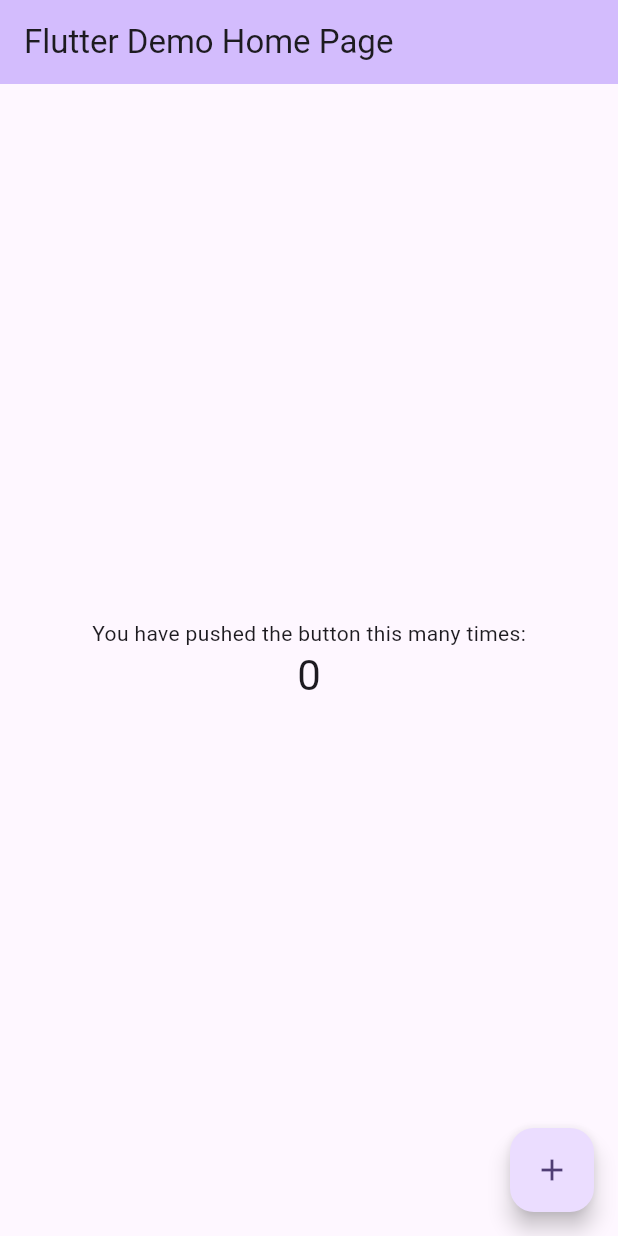
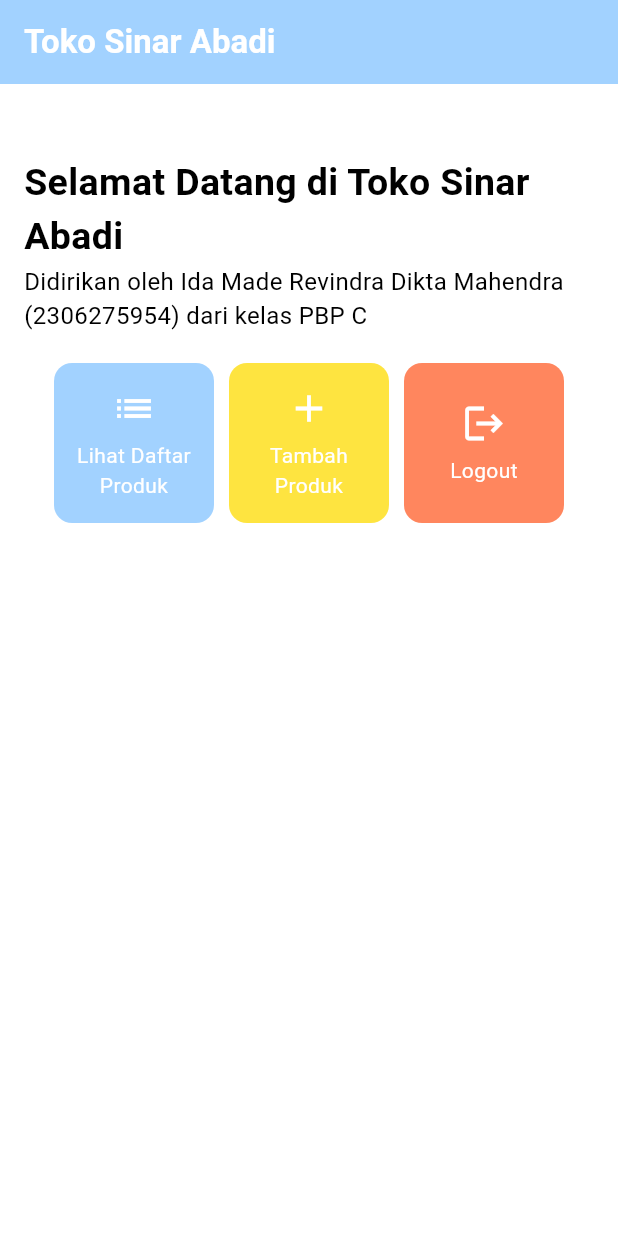
Before and after one commit to perutkenyang789/sinar-abadi-mobile, a Flutter app: the screen it shows after launch, on a phone screen of 412 x 824 dp. Run offline on Flutter 3.47's test engine with Material 3 defaults, Android fonts, the light colour scheme and no system bars.

Commit message:
Penyelesaian Tugas 7

```diff
--- a/lib/main.dart
+++ b/lib/main.dart
@@ -1,4 +1,5 @@
 import 'package:flutter/material.dart';
+import 'package:sinar_abadi_mobile/menu.dart';
 
 void main() {
   runApp(const MyApp());
@@ -28,98 +29,15 @@
         //
         // This works for code too, not just values: Most code changes can be
         // tested with just a hot reload.
-        colorScheme: ColorScheme.fromSeed(seedColor: Colors.deepPurple),
+        colorScheme: ColorScheme.fromSwatch(
+          primarySwatch: Colors.blue,
+        ).copyWith(
+          secondary: const Color(0xFFA2D2FF),
+          tertiary: const Color(0xFFFEE440),
+        ),
         useMaterial3: true,
       ),
-      home: const MyHomePage(title: 'Flutter Demo Home Page'),
+      home: MyHomePage(),
     );
   }
 }
-
-class MyHomePage extends StatefulWidget {
-  const MyHomePage({super.key, required this.title});
-
-  // This widget is the home page of your application. It is stateful, meaning
-  // that it has a State object (defined below) that contains fields that affect
-  // how it looks.
-
-  // This class is the configuration for the state. It holds the values (in this
-  // case the title) provided by the parent (in this case the App widget) and
-  // used by the build method of the State. Fields in a Widget subclass are
-  // always marked "final".
-
-  final String title;
-
-  @override
-  State<MyHomePage> createState() => _MyHomePageState();
-}
-
-class _MyHomePageState extends State<MyHomePage> {
-  int _counter = 0;
-
-  void _incrementCounter() {
-    setState(() {
-      // This call to setState tells the Flutter framework that something has
-      // changed in this State, which causes it to rerun the build method below
-      // so that the display can reflect the updated values. If we changed
-      // _counter without calling setState(), then the build method would not be
-      // called again, and so nothing would appear to happen.
-      _counter++;
-    });
-  }
-
-  @override
-  Widget build(BuildContext context) {
-    // This method is rerun every time setState is called, for instance as done
-    // by the _incrementCounter method above.
-    //
-    // The Flutter framework has been optimized to make rerunning build methods
-    // fast, so that you can just rebuild anything that needs updating rather
-    // than having to individually change instances of widgets.
-    return Scaffold(
-      appBar: AppBar(
-        // TRY THIS: Try changing the color here to a specific color (to
-        // Colors.amber, perhaps?) and trigger a hot reload to see the AppBar
-        // change color while the other colors stay the same.
-        backgroundColor: Theme.of(context).colorScheme.inversePrimary,
-        // Here we take the value from the MyHomePage object that was created by
-        // the App.build method, and use it to set our appbar title.
-        title: Text(widget.title),
-      ),
-      body: Center(
-        // Center is a layout widget. It takes a single child and positions it
-        // in the middle of the parent.
-        child: Column(
-          // Column is also a layout widget. It takes a list of children and
-          // arranges them vertically. By default, it sizes itself to fit its
-          // children horizontally, and tries to be as tall as its parent.
-          //
-          // Column has various properties to control how it sizes itself and
-          // how it positions its children. Here we use mainAxisAlignment to
-          // center the children vertically; the main axis here is the vertical
-          // axis because Columns are vertical (the cross axis would be
-          // horizontal).
-          //
-          // TRY THIS: Invoke "debug painting" (choose the "Toggle Debug Paint"
-          // action in the IDE, or press "p" in the console), to see the
-          // wireframe for each widget.
-          mainAxisAlignment: MainAxisAlignment.center,
-          children: <Widget>[
-            const Text(
-              'You have pushed the button this many times:',
-            ),
-            Text(
-              '$_counter',
-              style: Theme.of(context).textTheme.headlineMedium,
-            ),
-          ],
-        ),
-      ),
-      floatingActionButton: FloatingActionButton(
-        onPressed: _incrementCounter,
-        tooltip: 'Increment',
-        child: const Icon(Icons.add),
-      ), // This trailing comma makes auto-formatting nicer for build methods.
-    );
-  }
-}
--- /dev/null
+++ b/lib/menu.dart
@@ -0,0 +1,162 @@
+import 'package:flutter/material.dart';
+
+class MyHomePage extends StatelessWidget {
+  final String npm = '2306275954'; // NPM
+  final String name = 'Ida Made Revindra Dikta Mahendra'; // Nama
+  final String className = 'PBP C'; // Kelas
+
+  final List<ItemHomepage> items = [
+    ItemHomepage("Lihat Daftar Produk", Icons.list, const Color(0xFFA2D2FF)),
+    ItemHomepage("Tambah Produk", Icons.add, const Color(0xFFFEE440)),
+    ItemHomepage("Logout", Icons.logout, const Color(0xFFFF865E)),
+  ];
+
+  MyHomePage({super.key});
+
+  @override
+  Widget build(BuildContext context) {
+    // Scaffold menyediakan struktur dasar halaman dengan AppBar dan body.
+    return Scaffold(
+      // AppBar adalah bagian atas halaman yang menampilkan judul.
+      appBar: AppBar(
+        // Judul aplikasi "Mental Health Tracker" dengan teks putih dan tebal.
+        title: const Text(
+          'Toko Sinar Abadi',
+          style: TextStyle(
+            color: Colors.white,
+            fontWeight: FontWeight.bold,
+          ),
+        ),
+        // Warna latar belakang AppBar diambil dari skema warna tema aplikasi.
+        backgroundColor: Theme.of(context).colorScheme.secondary,
+      ),
+      // Body halaman dengan padding di sekelilingnya.
+      body: Padding(
+        padding: const EdgeInsets.all(16.0),
+        // Menyusun widget secara vertikal dalam sebuah kolom.
+        child: Column(
+          crossAxisAlignment: CrossAxisAlignment.center,
+          children: [
+            // Memberikan jarak vertikal 16 unit.
+            const SizedBox(height: 16.0),
+
+            // Menempatkan widget berikutnya di tengah halaman.
+            Center(
+              child: Column(
+                // Menyusun teks dan grid item secara vertikal.
+
+                children: [
+                  // Menampilkan teks sambutan dengan gaya tebal dan ukuran 18.
+                  Padding(
+                      padding: EdgeInsets.only(top: 16.0),
+                      child: Column(
+                        children: [
+                          Text(
+                            'Selamat Datang di Toko Sinar Abadi',
+                            style: TextStyle(
+                              fontWeight: FontWeight.bold,
+                              fontSize: 25.0,
+                            ),
+                          ),
+                          Text(
+                            'Didirikan oleh $name ($npm) dari kelas $className',
+                            style: TextStyle(
+                              fontSize: 16.0,
+                            ),
+                          ),
+                        ],
+                      )),
+
+                  // Grid untuk menampilkan ItemCard dalam bentuk grid 3 kolom.
+                  GridView.count(
+                    primary: true,
+                    padding: const EdgeInsets.all(20),
+                    crossAxisSpacing: 10,
+                    mainAxisSpacing: 10,
+                    crossAxisCount: 3,
+                    // Agar grid menyesuaikan tinggi kontennya.
+                    shrinkWrap: true,
+
+                    // Menampilkan ItemCard untuk setiap item dalam list items.
+                    children: items.map((ItemHomepage item) {
+                      return ItemCard(item);
+                    }).toList(),
+                  ),
+                ],
+              ),
+            ),
+          ],
+        ),
+      ),
+    );
+  }
+}
+
+class ItemHomepage {
+  final String name;
+  final IconData icon;
+  final Color color;
+
+  ItemHomepage(this.name, this.icon, this.color);
+}
+
+class ItemCard extends StatelessWidget {
+  // Menampilkan kartu dengan ikon dan nama.
+
+  final ItemHomepage item;
+
+  const ItemCard(this.item, {super.key});
+
+  @override
+  Widget build(BuildContext context) {
+    return Material(
+      // Menentukan warna latar belakang dari tema aplikasi.
+      color: item.color,
+      // Membuat sudut kartu melengkung.
+      borderRadius: BorderRadius.circular(12),
+
+      child: InkWell(
+        // Aksi ketika kartu ditekan.
+        onTap: () {
+          // Menampilkan pesan SnackBar saat kartu ditekan.
+          ScaffoldMessenger.of(context)
+            ..hideCurrentSnackBar()
+            ..showSnackBar(SnackBar(
+              content: Text(
+                "Kamu telah menekan tombol ${item.name}!",
+                style: TextStyle(color: Colors.white),
+              ),
+              backgroundColor: Theme.of(context).colorScheme.secondary,
+              behavior: SnackBarBehavior.floating,
+              shape: RoundedRectangleBorder(
+                borderRadius: BorderRadius.circular(10.0),
+              ),
+            ));
+        },
+        // Container untuk menyimpan Icon dan Text
+        child: Container(
+          padding: const EdgeInsets.all(8),
+          child: Center(
+            child: Column(
+              // Menyusun ikon dan teks di tengah kartu.
+              mainAxisAlignment: MainAxisAlignment.center,
+              children: [
+                Icon(
+                  item.icon,
+                  color: Colors.white,
+                  size: 30.0,
+                ),
+                const Padding(padding: EdgeInsets.all(3)),
+                Text(
+                  item.name,
+                  textAlign: TextAlign.center,
+                  style: const TextStyle(color: Colors.white),
+                ),
+              ],
+            ),
+          ),
+        ),
+      ),
+    );
+  }
+}
```
Also changed, not shown: assets/images/big-logo.png (added), assets/images/small-logo.png (added), pubspec.yaml (line endings or trailing spaces), 1 other file.
